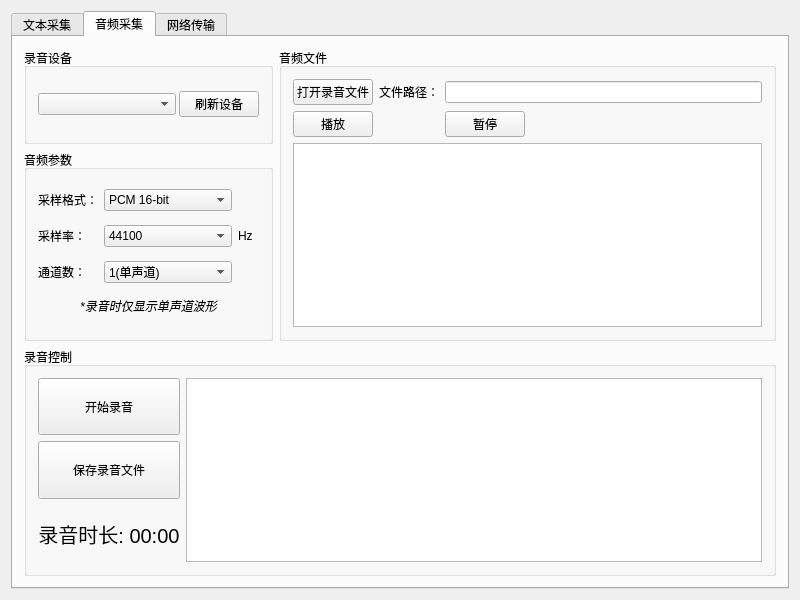
The window that SignalTransmitter/mainwindow.ui (RyougiSama/SignalTransmitter) describes before a commit, drawn with Qt 5.
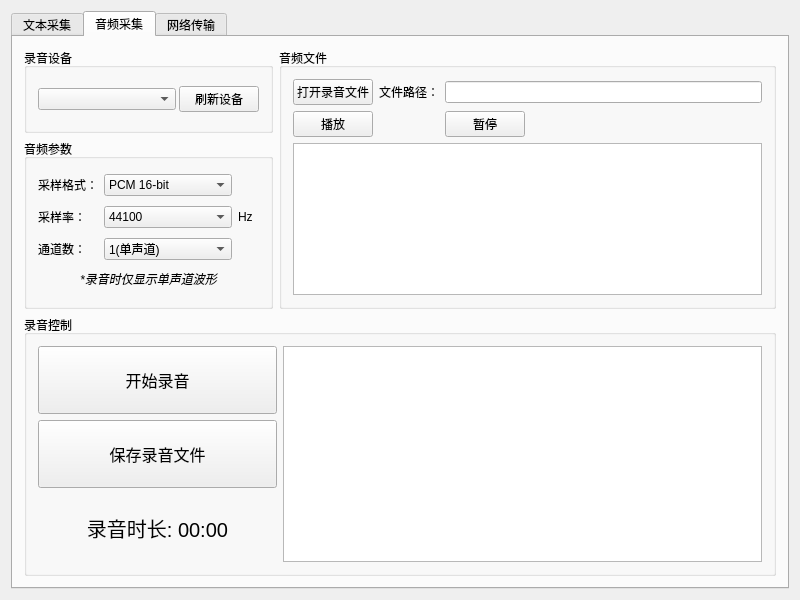
The same window after the commit. Icons and pictures are not drawn. Custom widgets are drawn as their Qt base class.

Diff of the .ui file:
```diff
--- a/SignalTransmitter/mainwindow.ui
+++ b/SignalTransmitter/mainwindow.ui
@@ -181,7 +181,7 @@
       <attribute name="title">
        <string>音频采集</string>
       </attribute>
-      <layout class="QGridLayout" name="gridLayout_11" columnstretch="1,2">
+      <layout class="QGridLayout" name="gridLayout_11" rowstretch="1,1" columnstretch="1,2">
        <item row="0" column="0">
         <layout class="QVBoxLayout" name="verticalLayout_2" stretch="1,2">
          <item>
@@ -445,7 +445,7 @@
          <property name="title">
           <string>录音控制</string>
          </property>
-         <layout class="QGridLayout" name="gridLayout_9">
+         <layout class="QGridLayout" name="gridLayout_9" columnstretch="1,2">
           <item row="0" column="0">
            <widget class="QPushButton" name="btn_record_switch">
             <property name="sizePolicy">
@@ -456,7 +456,7 @@
             </property>
             <property name="font">
              <font>
-              <pointsize>9</pointsize>
+              <pointsize>12</pointsize>
              </font>
             </property>
             <property name="cursor">
@@ -480,8 +480,8 @@
             </property>
            </widget>
           </item>
-          <item row="0" column="2" rowspan="3">
-           <widget class="QGraphicsView" name="graphicsView"/>
+          <item row="0" column="1" rowspan="3">
+           <widget class="AudioWaveformView" name="audio_waveform_view"/>
           </item>
           <item row="1" column="0">
            <widget class="QPushButton" name="btn_save_recorded_file">
@@ -493,7 +493,7 @@
             </property>
             <property name="font">
              <font>
-              <pointsize>9</pointsize>
+              <pointsize>12</pointsize>
              </font>
             </property>
             <property name="cursor">
@@ -693,6 +693,11 @@
    <extends>QGraphicsView</extends>
    <header>timeviewmodulated.h</header>
   </customwidget>
+  <customwidget>
+   <class>AudioWaveformView</class>
+   <extends>QGraphicsView</extends>
+   <header>audiowaveformview.h</header>
+  </customwidget>
  </customwidgets>
  <resources>
   <include location="mainwindow.qrc"/>
```
